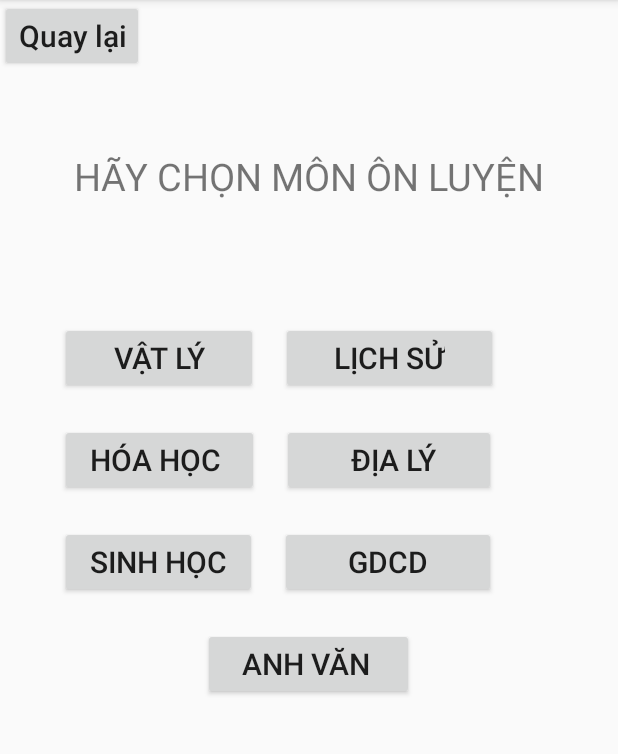
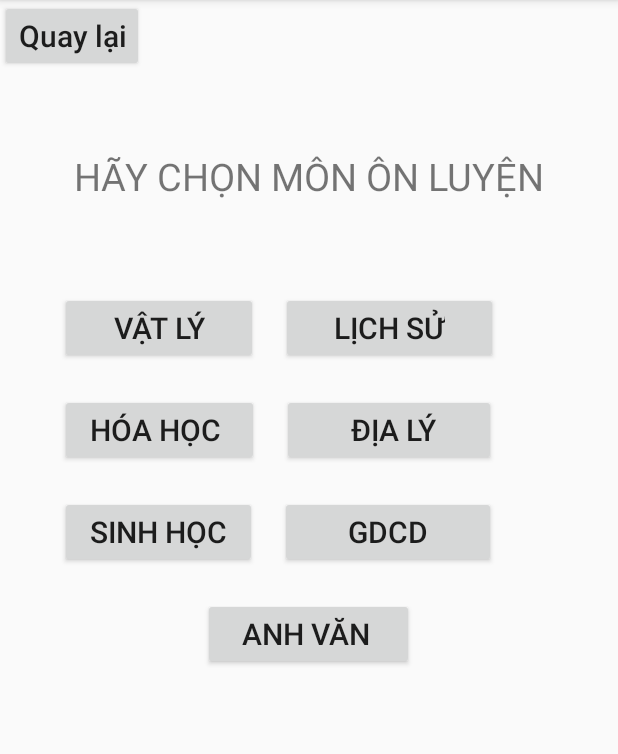
Before and after one commit to LapTrinhLTK/OnThi, an Android app: the On_Luyen screen opened directly, with no data from a screen before it, on a phone screen of 412 x 824 dp, the part 84-838 px from its top. Run offline under Robolectric (Android 15) with nearby library versions, the phone set to English and light mode, and no system bars.

Commit message:
Good Afternoon

```diff
--- a/app/src/main/res/layout/activity_on__luyen.xml
+++ b/app/src/main/res/layout/activity_on__luyen.xml
@@ -33,7 +33,7 @@
         android:text="vật lý"
         android:textSize="20sp"
         android:layout_below="@id/gtchon2"
-        android:layout_marginTop="80dp"
+        android:layout_marginTop="60dp"
         android:layout_marginRight="15dp"
         android:layout_marginLeft="40dp"
         android:paddingRight="35dp"
@@ -47,7 +47,7 @@
         android:text="lịch sử"
         android:textSize="20sp"
         android:layout_below="@id/gtchon2"
-        android:layout_marginTop="80dp"
+        android:layout_marginTop="60dp"
         android:layout_toRightOf="@id/btnLy"
         android:paddingRight="35dp"
         android:paddingLeft="35dp"
--- a/app/src/main/res/layout/activity_thi_thu.xml
+++ b/app/src/main/res/layout/activity_thi_thu.xml
@@ -36,7 +36,7 @@
         android:text="Đề số 1"
         android:textSize="20sp"
         android:layout_below="@id/gtchon"
-        android:layout_marginTop="80dp"
+        android:layout_marginTop="60dp"
         android:layout_marginRight="20dp"
         android:layout_marginLeft="30dp"
         android:paddingRight="35dp"
@@ -51,7 +51,7 @@
         android:text="Đề số 2"
         android:textSize="20sp"
         android:layout_below="@id/gtchon"
-        android:layout_marginTop="80dp"
+        android:layout_marginTop="60dp"
         android:layout_toRightOf="@id/deso1"
         android:paddingRight="35dp"
         android:paddingLeft="35dp"
```
